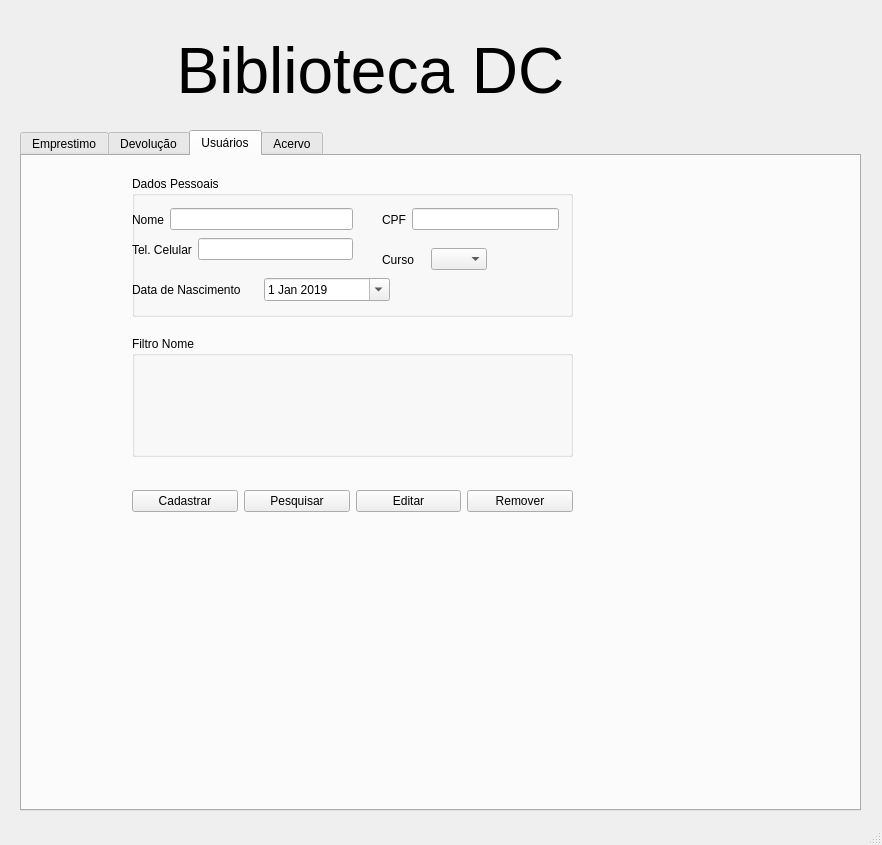
First picture: the form in T3-QT/BibliotecaDC/bibliotecadc.ui, repository LuizFMattos/T3POO, before the edit.
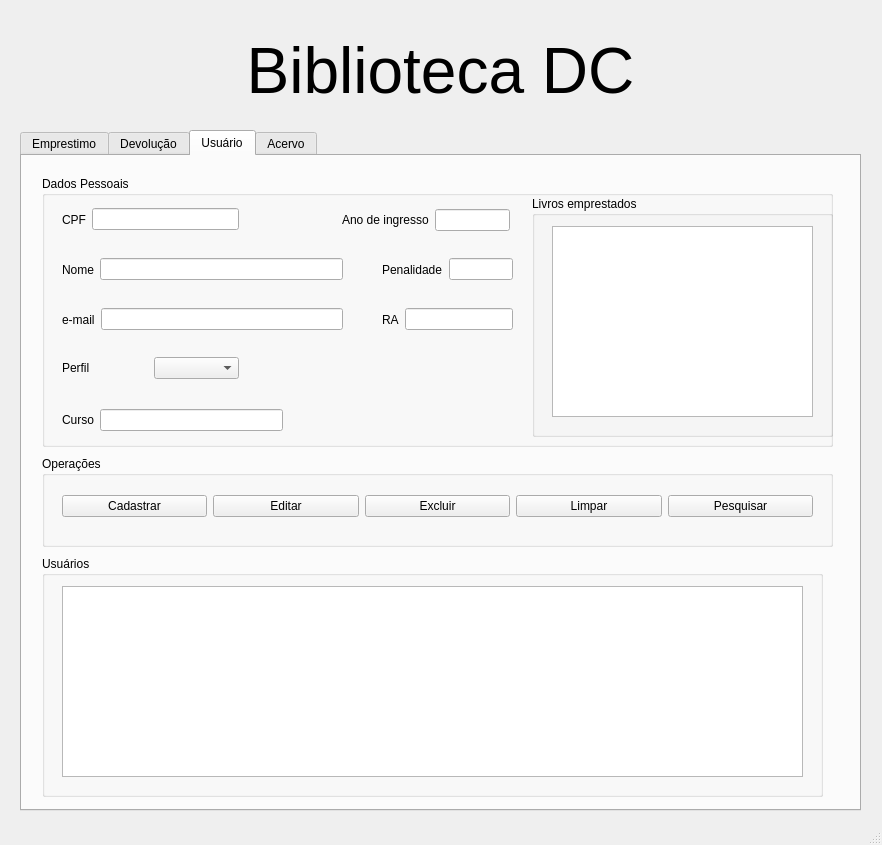
Second picture: the form after the edit. The open tabs and pages were chosen to show the change. Icons and pictures are not drawn.

What changed in the file:
```diff
--- a/T3-QT/BibliotecaDC/bibliotecadc.ui
+++ b/T3-QT/BibliotecaDC/bibliotecadc.ui
@@ -19,7 +19,7 @@
      <rect>
       <x>0</x>
       <y>20</y>
-      <width>741</width>
+      <width>881</width>
       <height>101</height>
      </rect>
     </property>
@@ -678,15 +678,15 @@
     </widget>
     <widget class="QWidget" name="usuarios">
      <attribute name="title">
-      <string>Usuários</string>
+      <string>Usuário</string>
      </attribute>
      <widget class="QGroupBox" name="groupBox">
       <property name="geometry">
        <rect>
-        <x>110</x>
+        <x>20</x>
         <y>20</y>
-        <width>441</width>
-        <height>141</height>
+        <width>791</width>
+        <height>271</height>
        </rect>
       </property>
       <property name="autoFillBackground">
@@ -698,9 +698,9 @@
       <widget class="QWidget" name="layoutWidget">
        <property name="geometry">
         <rect>
-         <x>0</x>
-         <y>30</y>
-         <width>221</width>
+         <x>20</x>
+         <y>80</y>
+         <width>281</width>
          <height>27</height>
         </rect>
        </property>
@@ -723,7 +723,7 @@
       <widget class="QWidget" name="layoutWidget">
        <property name="geometry">
         <rect>
-         <x>250</x>
+         <x>20</x>
          <y>30</y>
          <width>177</width>
          <height>27</height>
@@ -745,9 +745,9 @@
       <widget class="QWidget" name="layoutWidget">
        <property name="geometry">
         <rect>
-         <x>0</x>
-         <y>60</y>
-         <width>221</width>
+         <x>340</x>
+         <y>130</y>
+         <width>131</width>
          <height>27</height>
         </rect>
        </property>
@@ -758,7 +758,7 @@
         <item>
          <widget class="QLabel" name="label_3">
           <property name="text">
-           <string>Tel. Celular</string>
+           <string>RA</string>
           </property>
          </widget>
         </item>
@@ -770,9 +770,9 @@
       <widget class="QWidget" name="layoutWidget">
        <property name="geometry">
         <rect>
-         <x>0</x>
-         <y>100</y>
-         <width>258</width>
+         <x>20</x>
+         <y>230</y>
+         <width>221</width>
          <height>28</height>
         </rect>
        </property>
@@ -780,130 +780,227 @@
         <item>
          <widget class="QLabel" name="label_5">
           <property name="text">
-           <string>Data de Nascimento</string>
+           <string>Curso</string>
           </property>
          </widget>
         </item>
         <item>
-         <widget class="QDateEdit" name="dateEdit">
-          <property name="dateTime">
-           <datetime>
-            <hour>18</hour>
-            <minute>0</minute>
-            <second>0</second>
-            <year>2019</year>
-            <month>1</month>
-            <day>1</day>
-           </datetime>
-          </property>
-          <property name="calendarPopup">
-           <bool>true</bool>
-          </property>
-          <property name="timeSpec">
-           <enum>Qt::UTC</enum>
-          </property>
-          <property name="date">
-           <date>
-            <year>2019</year>
-            <month>1</month>
-            <day>1</day>
-           </date>
-          </property>
-         </widget>
+         <widget class="QLineEdit" name="txtUsuarioCurso"/>
         </item>
        </layout>
       </widget>
-      <widget class="QWidget" name="layoutWidget">
+      <widget class="QWidget" name="horizontalLayoutWidget_2">
        <property name="geometry">
         <rect>
-         <x>250</x>
-         <y>70</y>
-         <width>105</width>
-         <height>27</height>
+         <x>20</x>
+         <y>180</y>
+         <width>177</width>
+         <height>24</height>
         </rect>
        </property>
        <layout class="QHBoxLayout" name="horizontalLayout_2">
         <item>
          <widget class="QLabel" name="label_6">
           <property name="text">
-           <string>Curso</string>
+           <string>Perfil</string>
           </property>
          </widget>
         </item>
         <item>
-         <widget class="QComboBox" name="comboBox">
-          <item>
-           <property name="text">
-            <string/>
-           </property>
-          </item>
-          <item>
-           <property name="text">
-            <string>ENC</string>
-           </property>
-          </item>
-          <item>
-           <property name="text">
-            <string>BCC</string>
-           </property>
-          </item>
+         <widget class="QComboBox" name="cmbUsuarioPerfil"/>
+        </item>
+       </layout>
+      </widget>
+      <widget class="QWidget" name="layoutWidget_22">
+       <property name="geometry">
+        <rect>
+         <x>20</x>
+         <y>130</y>
+         <width>281</width>
+         <height>27</height>
+        </rect>
+       </property>
+       <layout class="QHBoxLayout" name="Nome_2">
+        <property name="sizeConstraint">
+         <enum>QLayout::SetNoConstraint</enum>
+        </property>
+        <item>
+         <widget class="QLabel" name="label_9">
+          <property name="text">
+           <string>e-mail</string>
+          </property>
          </widget>
         </item>
+        <item>
+         <widget class="QLineEdit" name="txtUsuarioEmail"/>
+        </item>
        </layout>
       </widget>
+      <widget class="QWidget" name="layoutWidget_23">
+       <property name="geometry">
+        <rect>
+         <x>340</x>
+         <y>80</y>
+         <width>131</width>
+         <height>27</height>
+        </rect>
+       </property>
+       <layout class="QHBoxLayout" name="Telefone_2">
+        <property name="sizeConstraint">
+         <enum>QLayout::SetNoConstraint</enum>
+        </property>
+        <item>
+         <widget class="QLabel" name="label_10">
+          <property name="text">
+           <string>Penalidade</string>
+          </property>
+         </widget>
+        </item>
+        <item>
+         <widget class="QLineEdit" name="txtUsuarioPenalidade"/>
+        </item>
+       </layout>
+      </widget>
+      <widget class="QWidget" name="layoutWidget_24">
+       <property name="geometry">
+        <rect>
+         <x>300</x>
+         <y>30</y>
+         <width>168</width>
+         <height>28</height>
+        </rect>
+       </property>
+       <layout class="QHBoxLayout" name="horizontalLayout_6">
+        <item>
+         <widget class="QLabel" name="label_11">
+          <property name="text">
+           <string>Ano de ingresso</string>
+          </property>
+         </widget>
+        </item>
+        <item>
+         <widget class="QLineEdit" name="txtUsuarioIngresso"/>
+        </item>
+       </layout>
+      </widget>
+      <widget class="QGroupBox" name="groupBox_2">
+       <property name="geometry">
+        <rect>
+         <x>490</x>
+         <y>20</y>
+         <width>301</width>
+         <height>241</height>
+        </rect>
+       </property>
+       <property name="title">
+        <string>Livros emprestados</string>
+       </property>
+       <widget class="QListWidget" name="tblUsuarioLivro">
+        <property name="geometry">
+         <rect>
+          <x>20</x>
+          <y>30</y>
+          <width>261</width>
+          <height>191</height>
+         </rect>
+        </property>
+       </widget>
+      </widget>
      </widget>
-     <widget class="QGroupBox" name="groupBox_2">
+     <widget class="QGroupBox" name="groupBox_17">
       <property name="geometry">
        <rect>
-        <x>110</x>
-        <y>180</y>
-        <width>441</width>
-        <height>121</height>
+        <x>20</x>
+        <y>300</y>
+        <width>791</width>
+        <height>91</height>
        </rect>
       </property>
       <property name="title">
-       <string>Filtro Nome</string>
+       <string>Operações</string>
       </property>
+      <widget class="QWidget" name="horizontalLayoutWidget_3">
+       <property name="geometry">
+        <rect>
+         <x>20</x>
+         <y>30</y>
+         <width>751</width>
+         <height>41</height>
+        </rect>
+       </property>
+       <layout class="QHBoxLayout" name="horizontalLayout_34">
+        <item>
+         <widget class="QPushButton" name="btnUsuarioCadastrar">
+          <property name="minimumSize">
+           <size>
+            <width>140</width>
+            <height>0</height>
+           </size>
+          </property>
+          <property name="text">
+           <string>Cadastrar</string>
+          </property>
+         </widget>
+        </item>
+        <item>
+         <widget class="QPushButton" name="btnUsuarioEditar">
+          <property name="text">
+           <string>Editar</string>
+          </property>
+         </widget>
+        </item>
+        <item>
+         <widget class="QPushButton" name="btnUsuarioExcluir">
+          <property name="text">
+           <string>Excluir</string>
+          </property>
+         </widget>
+        </item>
+        <item>
+         <widget class="QPushButton" name="btnUsuarioLimpar">
+          <property name="text">
+           <string>Limpar</string>
+          </property>
+         </widget>
+        </item>
+        <item>
+         <widget class="QPushButton" name="btnUsuarioPesquisar">
+          <property name="text">
+           <string>Pesquisar</string>
+          </property>
+         </widget>
+        </item>
+       </layout>
+      </widget>
      </widget>
-     <widget class="QWidget" name="layoutWidget">
+     <widget class="QGroupBox" name="groupBox_18">
       <property name="geometry">
        <rect>
-        <x>110</x>
-        <y>330</y>
-        <width>441</width>
-        <height>30</height>
+        <x>20</x>
+        <y>400</y>
+        <width>781</width>
+        <height>241</height>
        </rect>
       </property>
-      <layout class="QHBoxLayout" name="horizontalLayout_3">
-       <item>
-        <widget class="QPushButton" name="pushButton">
-         <property name="text">
-          <string>Cadastrar</string>
-         </property>
-        </widget>
-       </item>
-       <item>
-        <widget class="QPushButton" name="pushButton_4">
-         <property name="text">
-          <string>Pesquisar</string>
-         </property>
-        </widget>
-       </item>
-       <item>
-        <widget class="QPushButton" name="pushButton_3">
-         <property name="text">
-          <string>Editar</string>
-         </property>
-        </widget>
-       </item>
-       <item>
-        <widget class="QPushButton" name="pushButton_2">
-         <property name="text">
-          <string>Remover</string>
-         </property>
-        </widget>
-       </item>
-      </layout>
+      <property name="title">
+       <string>Usuários</string>
+      </property>
+      <widget class="QTableWidget" name="tblUsuarioUsuario">
+       <property name="geometry">
+        <rect>
+         <x>20</x>
+         <y>30</y>
+         <width>741</width>
+         <height>191</height>
+        </rect>
+       </property>
+       <property name="editTriggers">
+        <set>QAbstractItemView::NoEditTriggers</set>
+       </property>
+       <attribute name="horizontalHeaderCascadingSectionResizes">
+        <bool>true</bool>
+       </attribute>
+      </widget>
      </widget>
     </widget>
     <widget class="QWidget" name="acervo">
```
Left out of the diff: 20 changed lines with no effect on the pictures.
